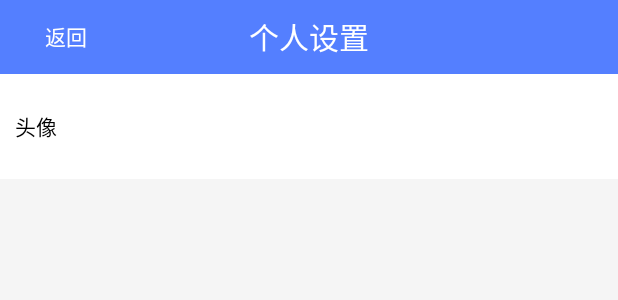
After one commit to fishtzz/JieMaster, an Android app: the layout activity_user_setting.xml on its own in the app's theme, with its tools: preview values and no code run, on a phone screen of 412 x 824 dp. The commit adds this screen. Shown: the top 300 px of the screen. Run offline under Robolectric (Android 15) with nearby library versions, the phone set to English and light mode, and no system bars; network calls fail.

Commit message:
接口联调

```diff
--- /dev/null
+++ b/app/src/main/res/layout/activity_user_setting.xml
@@ -0,0 +1,45 @@
+<?xml version="1.0" encoding="utf-8"?>
+<LinearLayout xmlns:android="http://schemas.android.com/apk/res/android"
+              android:layout_width="match_parent"
+              android:layout_height="match_parent"
+              android:orientation="vertical"
+              android:background="@color/bgMain">
+
+
+    <RelativeLayout
+        android:layout_width="match_parent"
+        android:layout_height="wrap_content">
+
+        <TextView
+            style="@style/Title.Text"
+            android:text="@string/user_setting"/>
+
+        <Button
+            android:id="@+id/btn_cancel"
+            android:layout_width="wrap_content"
+            android:layout_height="wrap_content"
+            android:background="@null"
+            android:text="@string/go_back"
+            android:textColor="@color/text_white"
+            android:textSize="@dimen/text_size_m"/>
+    </RelativeLayout>
+
+    <RelativeLayout
+        android:layout_width="match_parent"
+        android:layout_height="wrap_content"
+        android:padding="@dimen/padding_horizontal"
+        android:background="@color/bgWhite">
+
+        <TextView
+            style="@style/LabelTitle"
+            android:text="@string/avatar"
+            android:layout_centerVertical="true"/>
+
+        <ImageView
+            android:id="@+id/avatar"
+            android:layout_width="@dimen/avatar_height"
+            android:layout_height="@dimen/avatar_height"
+            android:layout_alignParentRight="true"/>
+    </RelativeLayout>
+
+</LinearLayout>
--- a/app/src/main/res/values/dimens.xml
+++ b/app/src/main/res/values/dimens.xml
@@ -11,4 +11,5 @@
     <dimen name="text_size_m">14sp</dimen>
     <dimen name="text_size_l">18sp</dimen>
     <dimen name="edit_height">48dp</dimen>
+    <dimen name="avatar_height">50dp</dimen>
 </resources>
--- a/app/src/main/res/values/strings.xml
+++ b/app/src/main/res/values/strings.xml
@@ -13,5 +13,11 @@
     <string name="input_verification">请输入验证码</string>
     <string name="get_verification">获取验证码</string>
     <string name="count_down">%d秒</string>
+    <string name="avatar">头像</string>
+    <string name="mobile_num">手机号</string>
+    <string name="nickname">昵称</string>
+    <string name="logout">退出登录</string>
+    <string name="go_back">返回</string>
+    <string name="user_setting">个人设置</string>
 
 </resources>
--- a/app/src/main/res/values/styles.xml
+++ b/app/src/main/res/values/styles.xml
@@ -43,4 +43,11 @@
         <item name="android:drawablePadding">@dimen/padding_horizontal</item>
     </style>
 
+    <style name="LabelTitle">
+        <item name="android:layout_width">wrap_content</item>
+        <item name="android:layout_height">wrap_content</item>
+        <item name="android:textColor">@color/text_black</item>
+        <item name="android:textSize">@dimen/text_size_m</item>
+    </style>
+
 </resources>
```
Also changed, not shown: app/src/main/AndroidManifest.xml (+17 -12 lines), app/src/main/java/com/szmaster/jiemaster/UserSettingActivity.java (added, +11 -0 lines), app/src/main/java/com/szmaster/jiemaster/network/ArdApi.java (+6 -2 lines), app/src/main/java/com/szmaster/jiemaster/network/base/HttpConnector.java (+47 -28 lines), app/src/main/java/com/szmaster/jiemaster/utils/CommonUtil.java (+12 -7 lines).
